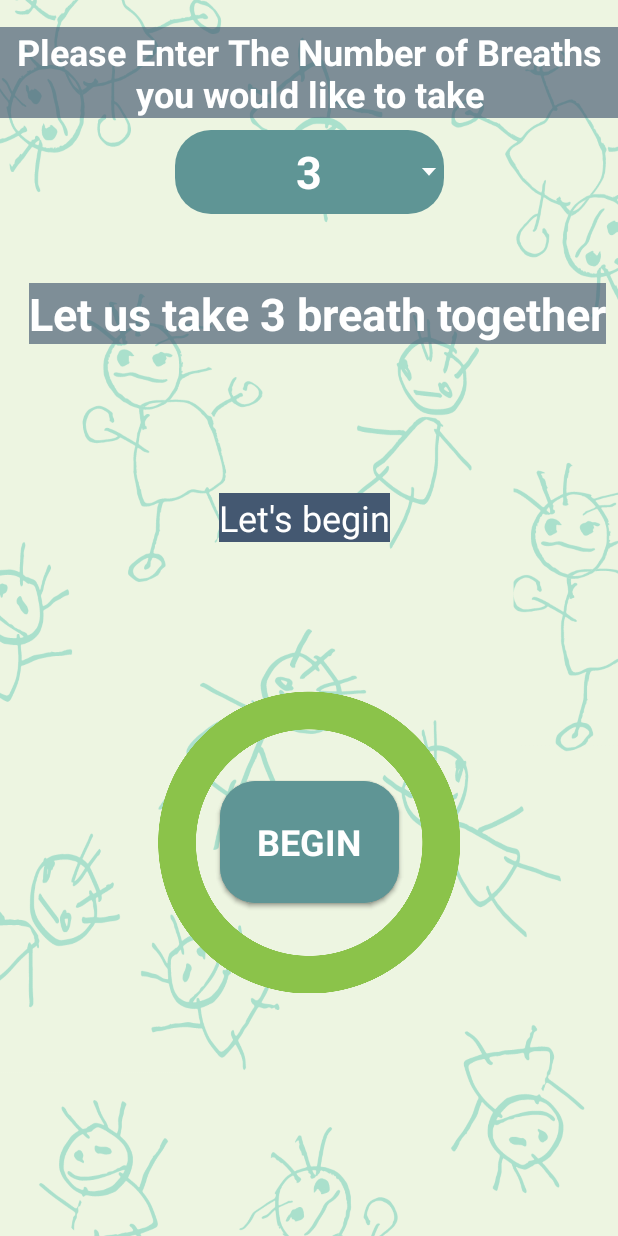
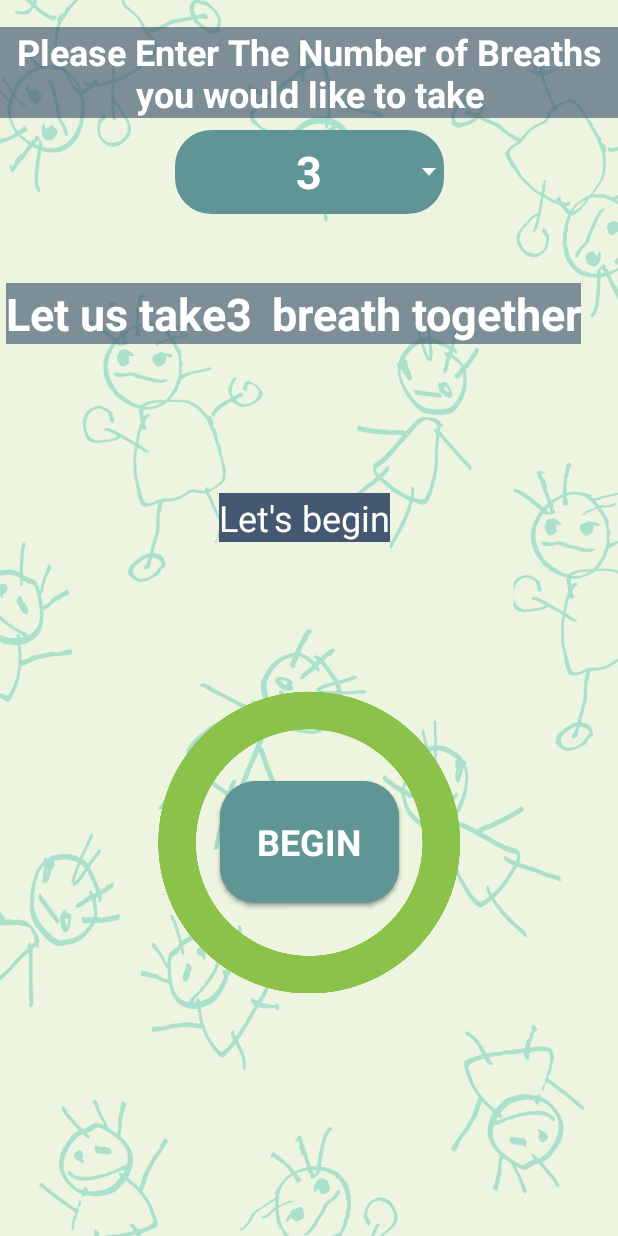
Before and after one commit to gurjeetsingh/Practical-Parenting-Andorid-Application, an Android app: the DeepBreath screen opened directly, with no data from a screen before it, on a phone screen of 412 x 824 dp. Run offline under Robolectric (Android 15) with nearby library versions, the light colour scheme and no system bars; Roboto replaces fonts that are not available here.

Commit message:
Improve UI

```diff
--- a/app/src/main/res/layout/activity_deep_breath.xml
+++ b/app/src/main/res/layout/activity_deep_breath.xml
@@ -93,7 +93,7 @@
 
     <TextView
         android:id="@+id/num_breaths_rem"
-        android:layout_width="32dp"
+        android:layout_width="wrap_content"
         android:layout_height="wrap_content"
         android:background="#A6445871"
         android:fontFamily="@font/imprima"
@@ -136,7 +136,7 @@
         android:textStyle="bold"
         app:layout_constraintBottom_toBottomOf="parent"
         app:layout_constraintEnd_toEndOf="parent"
-        app:layout_constraintHorizontal_bias="0.059"
+        app:layout_constraintHorizontal_bias="0.0"
         app:layout_constraintStart_toStartOf="parent"
         app:layout_constraintTop_toTopOf="parent"
         app:layout_constraintVertical_bias="0.241" />
--- a/app/src/main/res/values/strings.xml
+++ b/app/src/main/res/values/strings.xml
@@ -153,7 +153,7 @@
     <string name="inhaling">Inhaling</string>
     <string name="exhaling">Exhaling</string>
     <string name="finish">Done</string>
-    <string name="breaths_remaining">Let us take</string>
+    <string name="breaths_remaining">Let us take\t</string>
     <string name="state">Let\'s begin</string>
     <string name="_2">2</string>
     <string name="good_job">Good Job</string>
@@ -199,7 +199,7 @@
     <string name="channelName">newnotif</string>
     <string name="channelDesc">newnotif</string>
     <string name="channelID">"newnotif</string>
-    <string name="breath_together">breath together</string>
+    <string name="breath_together">\tbreath together</string>
     <string name="breath_in">Breath In</string>
     <string name="breath_out">Breath Out</string>
     <string name="notification_title">ALARM</string>
```
